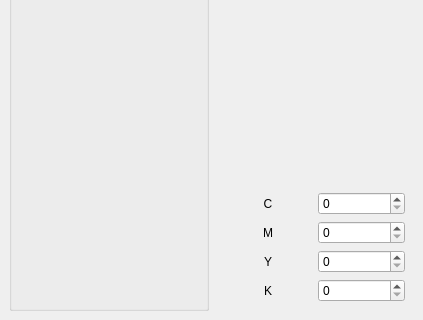
The window that WidgetTest/mainwindow.ui (wuCaviar/GraphicsDemo) describes before a commit, drawn with Qt 5; both pictures show x 0 to 423 and y 350 to 670 of the 423 by 670 pixel window.
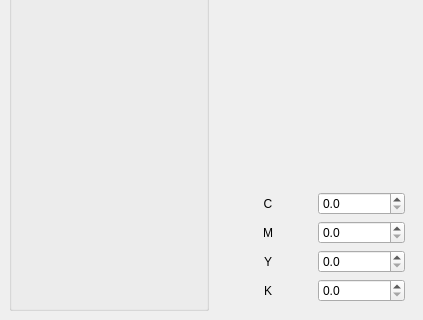
The same window after the commit.

The edit to the form file:
```diff
--- a/WidgetTest/mainwindow.ui
+++ b/WidgetTest/mainwindow.ui
@@ -111,9 +111,15 @@
           </widget>
          </item>
          <item row="0" column="1">
-          <widget class="QSpinBox" name="cSpB">
+          <widget class="QDoubleSpinBox" name="cSpB">
+           <property name="decimals">
+            <number>1</number>
+           </property>
+           <property name="singleStep">
+            <double>0.500000000000000</double>
+           </property>
            <property name="maximum">
-            <number>100</number>
+            <double>100.000000000000000</double>
            </property>
           </widget>
          </item>
@@ -128,9 +134,15 @@
           </widget>
          </item>
          <item row="1" column="1">
-          <widget class="QSpinBox" name="mSpB">
+          <widget class="QDoubleSpinBox" name="mSpB">
+           <property name="decimals">
+            <number>1</number>
+           </property>
+           <property name="singleStep">
+            <double>0.500000000000000</double>
+           </property>
            <property name="maximum">
-            <number>100</number>
+            <double>100.000000000000000</double>
            </property>
           </widget>
          </item>
@@ -145,9 +157,15 @@
           </widget>
          </item>
          <item row="2" column="1">
-          <widget class="QSpinBox" name="ySpB">
+          <widget class="QDoubleSpinBox" name="ySpB">
+           <property name="decimals">
+            <number>1</number>
+           </property>
+           <property name="singleStep">
+            <double>0.500000000000000</double>
+           </property>
            <property name="maximum">
-            <number>100</number>
+            <double>100.000000000000000</double>
            </property>
           </widget>
          </item>
@@ -162,9 +180,15 @@
           </widget>
          </item>
          <item row="3" column="1">
-          <widget class="QSpinBox" name="kSpB">
+          <widget class="QDoubleSpinBox" name="kSpB">
+           <property name="decimals">
+            <number>1</number>
+           </property>
+           <property name="singleStep">
+            <double>0.500000000000000</double>
+           </property>
            <property name="maximum">
-            <number>100</number>
+            <double>100.000000000000000</double>
            </property>
           </widget>
          </item>
```
